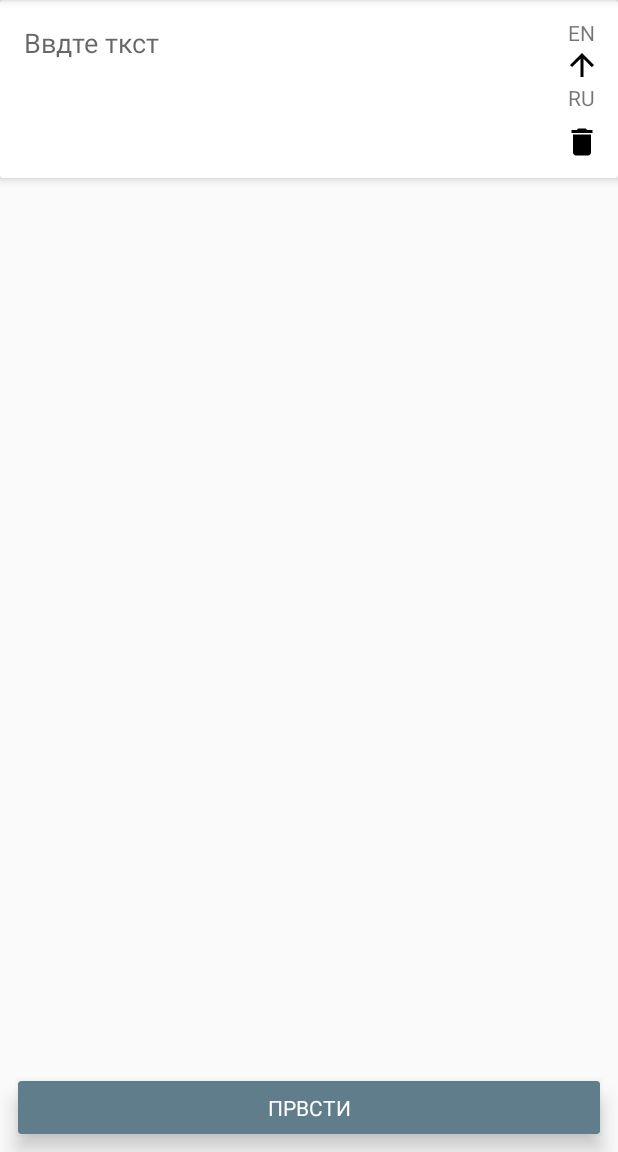
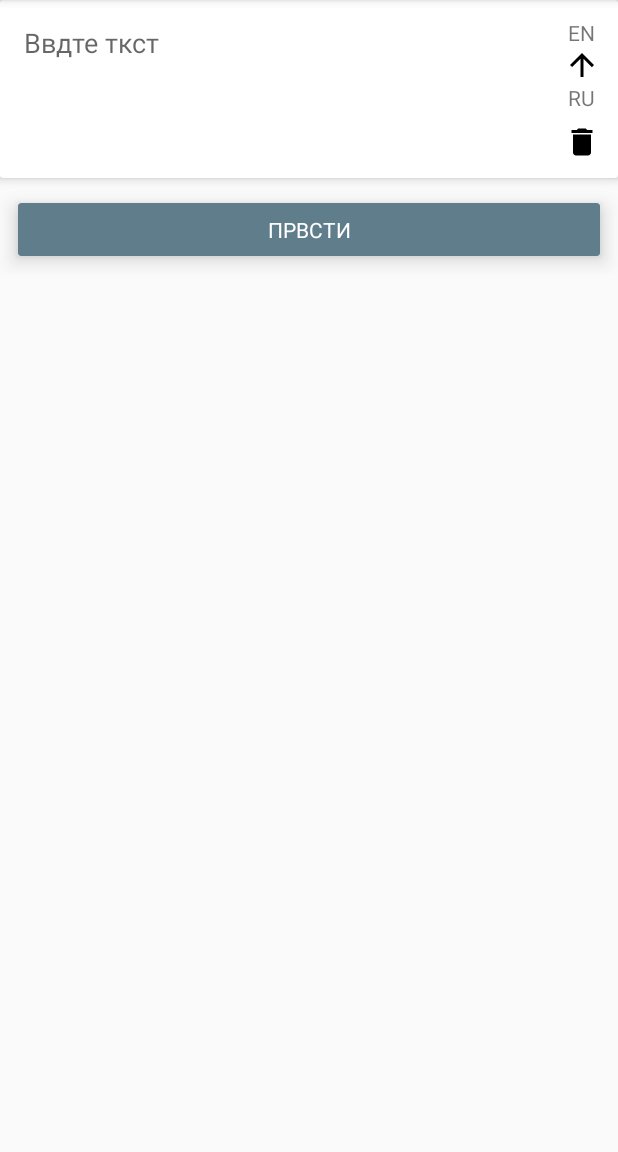
Before and after one commit to 3DRing/StonedTranslator, an Android app: the screen it shows after launch (MainActivity), on a phone screen of 412 x 824 dp, the part 84-1236 px from its top. Run offline under Robolectric (Android 15) with nearby library versions, the phone set to English and light mode, and no system bars; our stand-ins replace ButterKnife; 2 statements that could not run were skipped.

Commit message:
changing main activity for fitting two inner fragments

```diff
--- a/app/src/main/java/com/ringov/yatrnsltr/MainActivity.java
+++ b/app/src/main/java/com/ringov/yatrnsltr/MainActivity.java
@@ -16,26 +16,29 @@ import butterknife.ButterKnife;
 
 public class MainActivity extends AppCompatActivity {
 
+    // not used, keeping just in case of changing architecture back to the bottom menu
+
+    @Deprecated
     @BindView(R.id.navigation)
     BottomNavigationView navigation;
+    @Deprecated
     @IdRes
     int defaultMenu = R.id.navigation_translation;
 
-    @Override
-    protected void onCreate(Bundle savedInstanceState) {
-        super.onCreate(savedInstanceState);
-        setContentView(R.layout.activity_main);
-        ButterKnife.bind(this);
-
+    /**
+     * Should be called from onCreate after views initialization
+     */
+    @Deprecated
+    private void initializeBottomMenu() {
         navigation.setSelectedItemId(defaultMenu);
-        switchFragment(defaultMenu);
         navigation.setOnNavigationItemSelectedListener(item -> {
-            switchFragment(item.getItemId());
+            changeFragment(item.getItemId());
             return true;
         });
     }
 
-    private void switchFragment(@IdRes int menuId) {
+    @Deprecated
+    private void changeFragment(@IdRes int menuId) {
         Fragment f = null;
         switch (menuId) {
             case R.id.navigation_storage:
@@ -59,7 +62,34 @@ public class MainActivity extends AppCompatActivity {
                 // if there already is the same one in manager
                 return;
             }
-            fm.beginTransaction().replace(R.id.content, f, f.getClass().getSimpleName()).commit();
+            fm.beginTransaction().replace(R.id.translate_content, f, f.getClass().getSimpleName()).commit();
         }
     }
+
+
+    @Override
+    protected void onCreate(Bundle savedInstanceState) {
+        super.onCreate(savedInstanceState);
+        setContentView(R.layout.activity_main);
+        ButterKnife.bind(this);
+
+        initializeFragments();
+    }
+
+    private void initializeFragments() {
+        commitFragmentIfNotExist(getSupportFragmentManager(), new TranslateFragment(), R.id.translate_content);
+        commitFragmentIfNotExist(getSupportFragmentManager(), new StorageFragment(), R.id.storage_content);
+    }
+
+    private boolean commitFragmentIfNotExist(FragmentManager fm, Fragment fragment, @IdRes int fragmentContainer) {
+        if (fm.findFragmentByTag(fragment.getClass().getSimpleName()) == null) {
+            fm.beginTransaction().replace(fragmentContainer, fragment, fragment.getClass().getSimpleName()).commit();
+            return true;
+        } else {
+            // do not commit another instance of a fragment
+            // if there already is the same one in manager
+            return false;
+        }
+    }
+
 }
--- a/app/src/main/res/layout/activity_main.xml
+++ b/app/src/main/res/layout/activity_main.xml
@@ -1,14 +1,25 @@
 <?xml version="1.0" encoding="utf-8"?>
-<FrameLayout xmlns:android="http://schemas.android.com/apk/res/android"
+<ScrollView xmlns:android="http://schemas.android.com/apk/res/android"
     xmlns:app="http://schemas.android.com/apk/res-auto"
+    android:layout_width="match_parent"
+    android:layout_height="match_parent">
+
+    <FrameLayout
         android:id="@+id/container"
         android:layout_width="match_parent"
         android:layout_height="match_parent">
 
         <FrameLayout
-        android:id="@+id/content"
+            android:id="@+id/translate_content"
             android:layout_width="match_parent"
-        android:layout_height="match_parent">
+            android:layout_height="wrap_content">
+
+        </FrameLayout>
+
+        <FrameLayout
+            android:id="@+id/storage_content"
+            android:layout_width="match_parent"
+            android:layout_height="wrap_content">
 
         </FrameLayout>
 
@@ -22,3 +33,4 @@
             app:menu="@menu/navigation" />
 
     </FrameLayout>
+</ScrollView>
```
Lines whose indentation alone changed are shown as unchanged.
